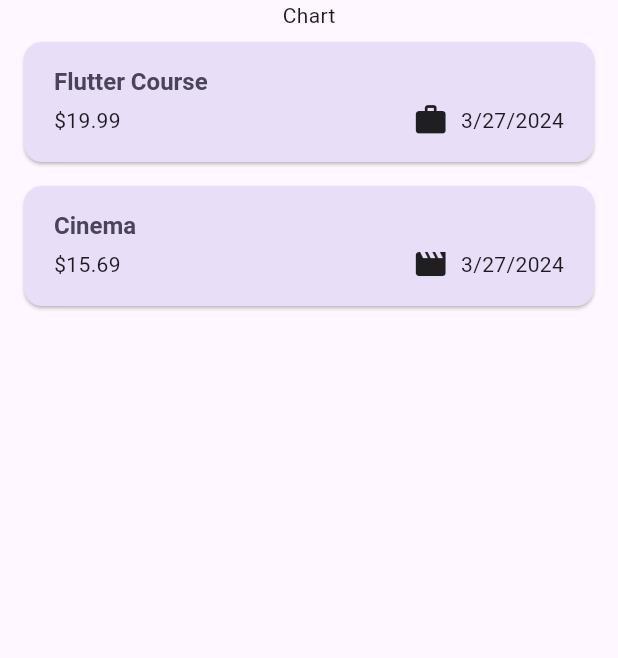
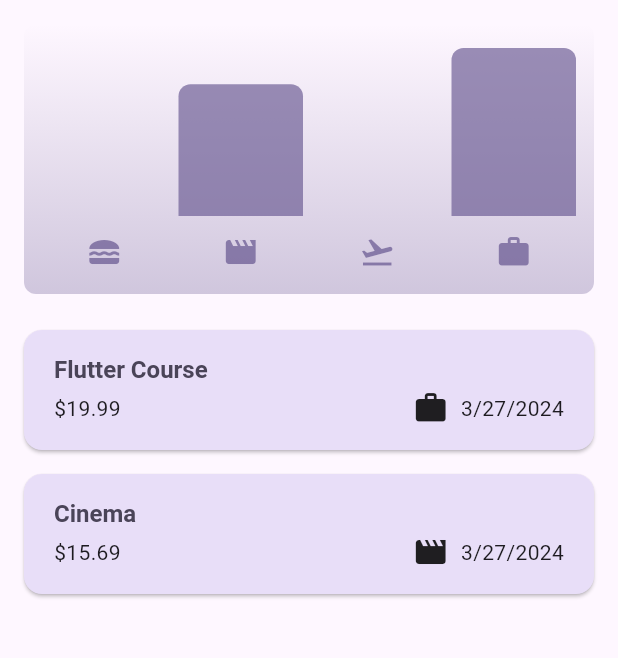
Before and after one commit to kotomoto/expenses-app, a Flutter app: the screen it shows after launch, on a phone screen of 412 x 824 dp, the part 84-742 px from its top. Run offline on Flutter 3.47's test engine with Material 3 defaults, Android fonts, the phone set to English and light mode, and no system bars.

Commit message:
Add chart

```diff
--- a/lib/models/expense.dart
+++ b/lib/models/expense.dart
@@ -33,3 +33,26 @@ class Expense {
     return formatter.format(date);
   }
 }
+
+class ExpenseBucket {
+  const ExpenseBucket({
+    required this.category,
+    required this.expenses,
+  });
+
+  ExpenseBucket.forCategory(List<Expense> allExpenses, this.category)
+      : expenses = allExpenses.where((expense) => expense.category == category).toList();
+
+  final Category category;
+  final List<Expense> expenses;
+
+  double get totalExpenses {
+    double sum = 0;
+
+    for (final expense in expenses) {
+      sum += expense.amount;
+    }
+
+    return sum;
+  }
+}
--- /dev/null
+++ b/lib/widgets/chart/chart.dart
@@ -0,0 +1,89 @@
+import 'package:flutter/material.dart';
+
+import 'package:expense_tracker/widgets/chart/chart_bar.dart';
+import 'package:expense_tracker/models/expense.dart';
+
+class Chart extends StatelessWidget {
+  const Chart({super.key, required this.expenses});
+
+  final List<Expense> expenses;
+
+  List<ExpenseBucket> get buckets {
+    return [
+      ExpenseBucket.forCategory(expenses, Category.food),
+      ExpenseBucket.forCategory(expenses, Category.leisure),
+      ExpenseBucket.forCategory(expenses, Category.travel),
+      ExpenseBucket.forCategory(expenses, Category.work),
+    ];
+  }
+
+  double get maxTotalExpense {
+    double maxTotalExpense = 0;
+
+    for (final bucket in buckets) {
+      if (bucket.totalExpenses > maxTotalExpense) {
+        maxTotalExpense = bucket.totalExpenses;
+      }
+    }
+
+    return maxTotalExpense;
+  }
+
+  @override
+  Widget build(BuildContext context) {
+    final isDarkMode = MediaQuery.of(context).platformBrightness == Brightness.dark;
+    return Container(
+      margin: const EdgeInsets.all(16),
+      padding: const EdgeInsets.symmetric(
+        vertical: 16,
+        horizontal: 8,
+      ),
+      width: double.infinity,
+      height: 180,
+      decoration: BoxDecoration(
+        borderRadius: BorderRadius.circular(8),
+        gradient: LinearGradient(
+          colors: [
+            Theme.of(context).colorScheme.primary.withOpacity(0.3),
+            Theme.of(context).colorScheme.primary.withOpacity(0.0)
+          ],
+          begin: Alignment.bottomCenter,
+          end: Alignment.topCenter,
+        ),
+      ),
+      child: Column(
+        children: [
+          Expanded(
+            child: Row(
+              crossAxisAlignment: CrossAxisAlignment.end,
+              children: buckets
+                  .map((bucket) => ChartBar(
+                        fill:
+                            bucket.totalExpenses == 0 ? 0 : bucket.totalExpenses / maxTotalExpense,
+                      ))
+                  .toList(),
+            ),
+          ),
+          const SizedBox(height: 12),
+          Row(
+            children: buckets
+                .map(
+                  (bucket) => Expanded(
+                    child: Padding(
+                      padding: const EdgeInsets.symmetric(horizontal: 4),
+                      child: Icon(
+                        categoryIcons[bucket.category],
+                        color: isDarkMode
+                            ? Theme.of(context).colorScheme.secondary
+                            : Theme.of(context).colorScheme.primary.withOpacity(0.7),
+                      ),
+                    ),
+                  ),
+                )
+                .toList(),
+          )
+        ],
+      ),
+    );
+  }
+}
--- /dev/null
+++ b/lib/widgets/chart/chart_bar.dart
@@ -0,0 +1,32 @@
+import 'package:flutter/material.dart';
+
+class ChartBar extends StatelessWidget {
+  const ChartBar({
+    super.key,
+    required this.fill,
+  });
+
+  final double fill;
+
+  @override
+  Widget build(BuildContext context) {
+    final isDarkMode = MediaQuery.of(context).platformBrightness == Brightness.dark;
+    return Expanded(
+      child: Padding(
+        padding: const EdgeInsets.symmetric(horizontal: 4),
+        child: FractionallySizedBox(
+          heightFactor: fill,
+          child: DecoratedBox(
+            decoration: BoxDecoration(
+              shape: BoxShape.rectangle,
+              borderRadius: const BorderRadius.vertical(top: Radius.circular(8)),
+              color: isDarkMode
+                  ? Theme.of(context).colorScheme.secondary
+                  : Theme.of(context).colorScheme.primary.withOpacity(0.65),
+            ),
+          ),
+        ),
+      ),
+    );
+  }
+}
--- a/lib/widgets/expenses.dart
+++ b/lib/widgets/expenses.dart
@@ -1,4 +1,5 @@
 import 'package:expense_tracker/models/expense.dart';
+import 'package:expense_tracker/widgets/chart/chart.dart';
 import 'package:expense_tracker/widgets/expenses_list/expenses_list.dart';
 import 'package:expense_tracker/widgets/new_expense.dart';
 import 'package:flutter/material.dart';
@@ -91,7 +92,7 @@ class _ExpensesState extends State<Expenses> {
       ),
       body: Column(
         children: [
-          const Text('Chart'),
+          Chart(expenses: _registeredExpenses),
           Expanded(
             child: mainContent,
           )
```
